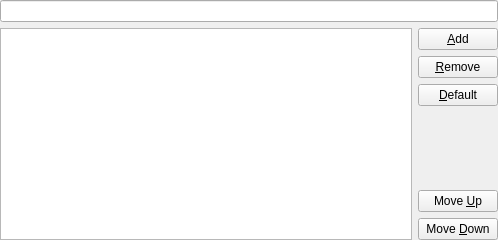
Before: the Qt Designer form components/ui/xinxlistwidget.ui in phoenix741/xinx, drawn with Qt 5.
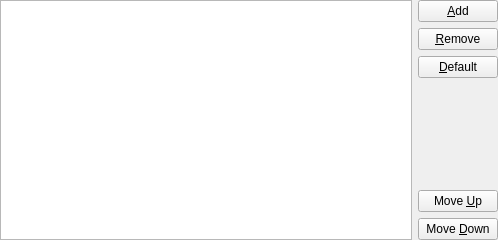
After: the same form once the commit is applied. Icons and pictures are not drawn.

The edit to the form file:
```diff
--- a/components/ui/xinxlistwidget.ui
+++ b/components/ui/xinxlistwidget.ui
@@ -13,15 +13,10 @@
   <property name="windowTitle">
    <string/>
   </property>
-  <layout class="QVBoxLayout" name="verticalLayout">
-   <property name="margin">
-    <number>0</number>
-   </property>
-   <item>
-    <widget class="QLineEdit" name="m_addEdit"/>
-   </item>
-   <item>
     <layout class="QHBoxLayout" name="horizontalLayout">
+   <property name="margin">
+    <number>0</number>
+   </property>
      <item>
       <widget class="QListWidget" name="m_list"/>
      </item>
@@ -106,8 +101,6 @@
            <normaloff>:/images/down.png</normaloff>:/images/down.png</iconset>
          </property>
         </widget>
-       </item>
-      </layout>
      </item>
     </layout>
    </item>
```
Lines whose indentation alone changed are shown as unchanged.
